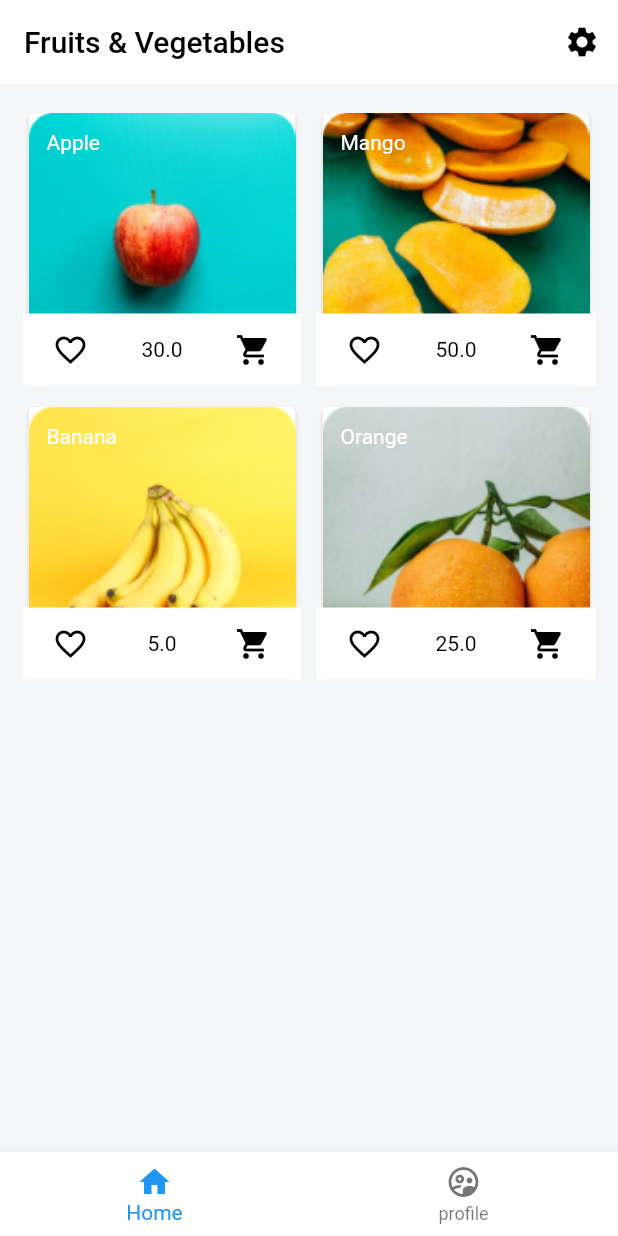
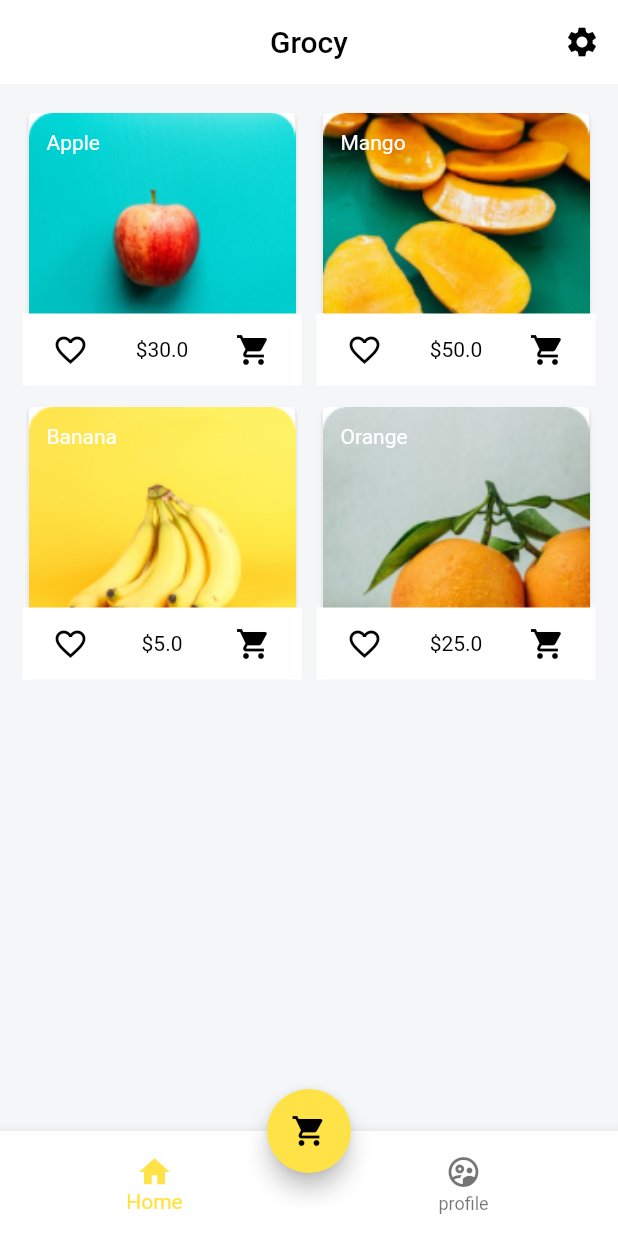
Before and after one commit to Afroz-Shaikh/grocery_app, a Flutter app: the screen it shows after launch, on a phone screen of 412 x 824 dp. Run offline on Flutter 3.47's test engine with Material 2 defaults, Android fonts, the phone set to English and light mode, and no system bars; key blocks and very long unbroken strings in the code were emptied for the run.

Commit message:
json integrate

```diff
--- a/lib/main.dart
+++ b/lib/main.dart
@@ -18,7 +18,10 @@ class MyApp extends StatelessWidget {
     return ChangeNotifierProvider(
       create: (context) =>Products(),
       child: MaterialApp(
-        home: HomeScreen(),
+        debugShowCheckedModeBanner: false,
+        home: HomeScreen(
+
+        ),
         routes: {
           ProductDetail.routeName: (context) => ProductDetail(),
 
--- a/lib/views/Home.dart
+++ b/lib/views/Home.dart
@@ -8,25 +8,37 @@ class HomeScreen extends StatelessWidget {
   Widget build(BuildContext context) {
     return SafeArea(
       child: Scaffold(
+        floatingActionButton: FloatingActionButton(
+          child: Icon(Icons.shopping_cart,color: Colors.black,),
+          onPressed: (){},
+          backgroundColor: Color(0xffFFE346),
+
+        ),
+        floatingActionButtonLocation: FloatingActionButtonLocation.centerDocked,
         backgroundColor: Color(0xffF5F6F8),
         appBar: AppBar(
           backgroundColor: Colors.white,
+          centerTitle: true,
           elevation: 0,
-          title: Text("Fruits & Vegetables",style: TextStyle(color: Colors.black),),
+          title: Text("Grocy",style: TextStyle(color: Colors.black),),
           actions: [
             IconButton(onPressed: (){}, icon: Icon(Icons.settings,color: Colors.black,))
           ],
         ),
-        bottomNavigationBar: BottomNavigationBar(backgroundColor: Colors.white,
+        bottomNavigationBar: SizedBox(
+          height: 70,
+          child: BottomNavigationBar(backgroundColor: Colors.white,
+          fixedColor: Color(0xffFFE346),
 
-        items: [
-          BottomNavigationBarItem(icon: Icon(Icons.home),title: Text('Home')),
-          BottomNavigationBarItem(icon: Icon(Icons.supervised_user_circle_outlined),title: Text('profile')),
+          items: [
+            BottomNavigationBarItem(icon: Icon(Icons.home),title: Text('Home')),
+            BottomNavigationBarItem(icon: Icon(Icons.supervised_user_circle_outlined),title: Text('profile')),
 
 
-        ],
+          ],
 
-      ),
+              ),
+        ),
         body: Column(
           children: [
             //Container(),
--- a/lib/widgets/product_item.dart
+++ b/lib/widgets/product_item.dart
@@ -34,7 +34,7 @@ ProductItem(this.id,this.imageUrl,this.cost,this.name);
       footer: GridTileBar(
         backgroundColor: Colors.white,
         leading: IconButton(icon: Icon(Icons.favorite_border,color: Colors.black,),onPressed: (){},),
-        title: Text(cost.toString(),textAlign: TextAlign.center,style: TextStyle(color: Colors.black),),
+        title: Text('\$'+cost.toString(),textAlign: TextAlign.center,style: TextStyle(color: Colors.black),),
         trailing: IconButton(icon: Icon(Icons.shopping_cart,color: Colors.black,),onPressed: (){},),
 
       ),
```
Also changed, not shown: lib/views/product_detail.dart (+8 -0 lines).
